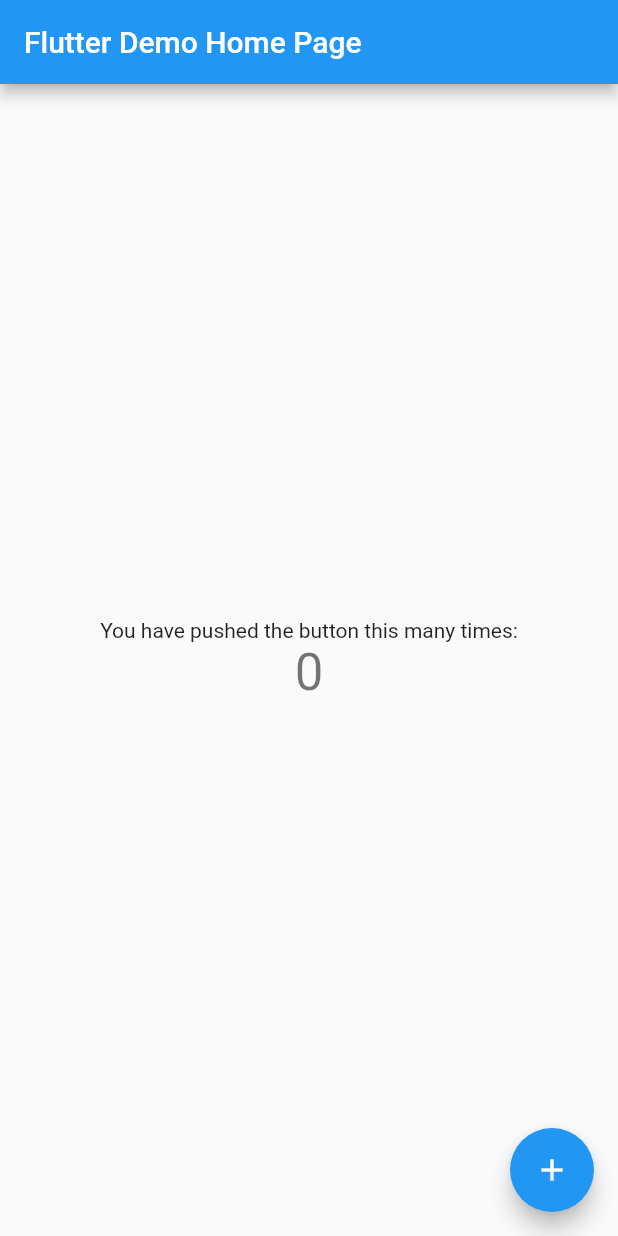
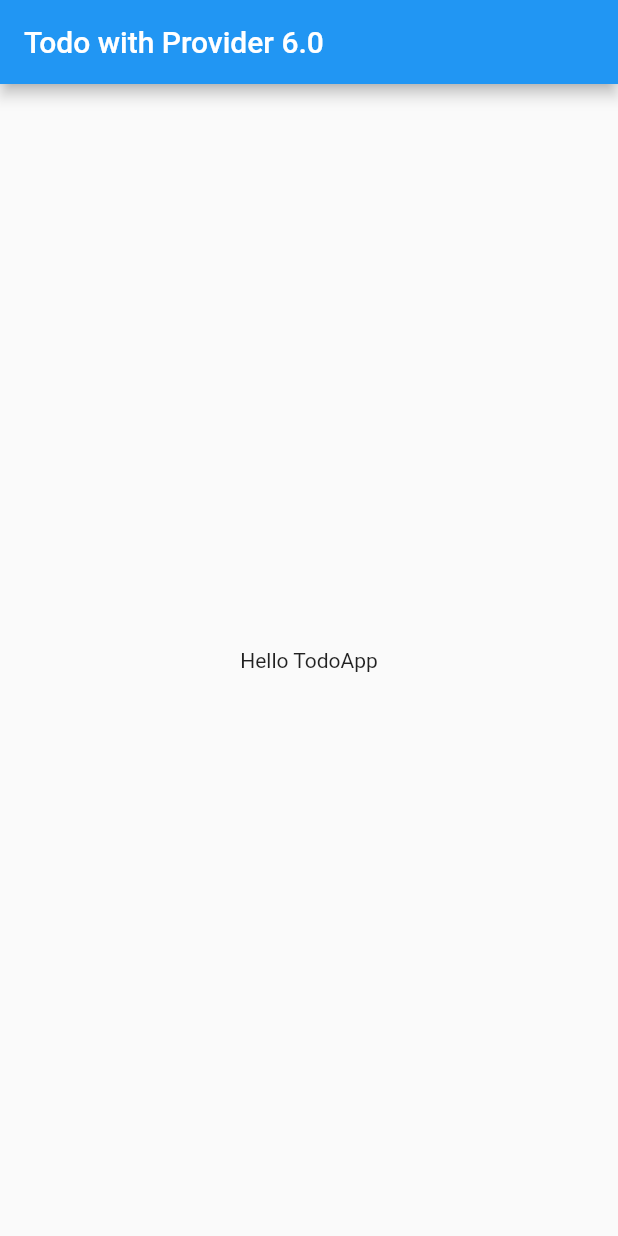
Before and after one commit to Lcarv20/flutter_training-todoApp, a Flutter app: the screen it shows after launch, on a phone screen of 412 x 824 dp. Run offline on Flutter 3.47's test engine with Material 2 defaults, Android fonts, the phone set to English and light mode, and no system bars.

Commit message:
Cleaning up the base project

```diff
--- a/lib/main.dart
+++ b/lib/main.dart
@@ -1,115 +1,31 @@
 import 'package:flutter/material.dart';
 
-void main() {
-  runApp(const MyApp());
-}
+void main() => runApp(const ProviderApp());
 
-class MyApp extends StatelessWidget {
-  const MyApp({Key? key}) : super(key: key);
+class ProviderApp extends StatelessWidget {
+  const ProviderApp({Key? key}) : super(key: key);
 
-  // This widget is the root of your application.
   @override
   Widget build(BuildContext context) {
-    return MaterialApp(
-      title: 'Flutter Demo',
-      theme: ThemeData(
-        // This is the theme of your application.
-        //
-        // Try running your application with "flutter run". You'll see the
-        // application has a blue toolbar. Then, without quitting the app, try
-        // changing the primarySwatch below to Colors.green and then invoke
-        // "hot reload" (press "r" in the console where you ran "flutter run",
-        // or simply save your changes to "hot reload" in a Flutter IDE).
-        // Notice that the counter didn't reset back to zero; the application
-        // is not restarted.
-        primarySwatch: Colors.blue,
-      ),
-      home: const MyHomePage(title: 'Flutter Demo Home Page'),
+    return const MaterialApp(
+      title: "Provider Training App",
+      home: HomeApp(),
     );
   }
 }
 
-class MyHomePage extends StatefulWidget {
-  const MyHomePage({Key? key, required this.title}) : super(key: key);
-
-  // This widget is the home page of your application. It is stateful, meaning
-  // that it has a State object (defined below) that contains fields that affect
-  // how it looks.
-
-  // This class is the configuration for the state. It holds the values (in this
-  // case the title) provided by the parent (in this case the App widget) and
-  // used by the build method of the State. Fields in a Widget subclass are
-  // always marked "final".
-
-  final String title;
-
-  @override
-  State<MyHomePage> createState() => _MyHomePageState();
-}
-
-class _MyHomePageState extends State<MyHomePage> {
-  int _counter = 0;
-
-  void _incrementCounter() {
-    setState(() {
-      // This call to setState tells the Flutter framework that something has
-      // changed in this State, which causes it to rerun the build method below
-      // so that the display can reflect the updated values. If we changed
-      // _counter without calling setState(), then the build method would not be
-      // called again, and so nothing would appear to happen.
-      _counter++;
-    });
-  }
+class HomeApp extends StatelessWidget {
+  const HomeApp({Key? key}) : super(key: key);
 
   @override
   Widget build(BuildContext context) {
-    // This method is rerun every time setState is called, for instance as done
-    // by the _incrementCounter method above.
-    //
-    // The Flutter framework has been optimized to make rerunning build methods
-    // fast, so that you can just rebuild anything that needs updating rather
-    // than having to individually change instances of widgets.
     return Scaffold(
       appBar: AppBar(
-        // Here we take the value from the MyHomePage object that was created by
-        // the App.build method, and use it to set our appbar title.
-        title: Text(widget.title),
+        title: const Text("Todo with Provider 6.0"),
       ),
-      body: Center(
-        // Center is a layout widget. It takes a single child and positions it
-        // in the middle of the parent.
-        child: Column(
-          // Column is also a layout widget. It takes a list of children and
-          // arranges them vertically. By default, it sizes itself to fit its
-          // children horizontally, and tries to be as tall as its parent.
-          //
-          // Invoke "debug painting" (press "p" in the console, choose the
-          // "Toggle Debug Paint" action from the Flutter Inspector in Android
-          // Studio, or the "Toggle Debug Paint" command in Visual Studio Code)
-          // to see the wireframe for each widget.
-          //
-          // Column has various properties to control how it sizes itself and
-          // how it positions its children. Here we use mainAxisAlignment to
-          // center the children vertically; the main axis here is the vertical
-          // axis because Columns are vertical (the cross axis would be
-          // horizontal).
-          mainAxisAlignment: MainAxisAlignment.center,
-          children: <Widget>[
-            const Text(
-              'You have pushed the button this many times:',
-            ),
-            Text(
-              '$_counter',
-              style: Theme.of(context).textTheme.headline4,
-            ),
-          ],
-        ),
+      body: const Center(
+        child: Text("Hello TodoApp"),
       ),
-      floatingActionButton: FloatingActionButton(
-        onPressed: _incrementCounter,
-        tooltip: 'Increment',
-        child: const Icon(Icons.add),
-      ), // This trailing comma makes auto-formatting nicer for build methods.
     );
   }
 }
```
Also changed, not shown: 1 other file.
